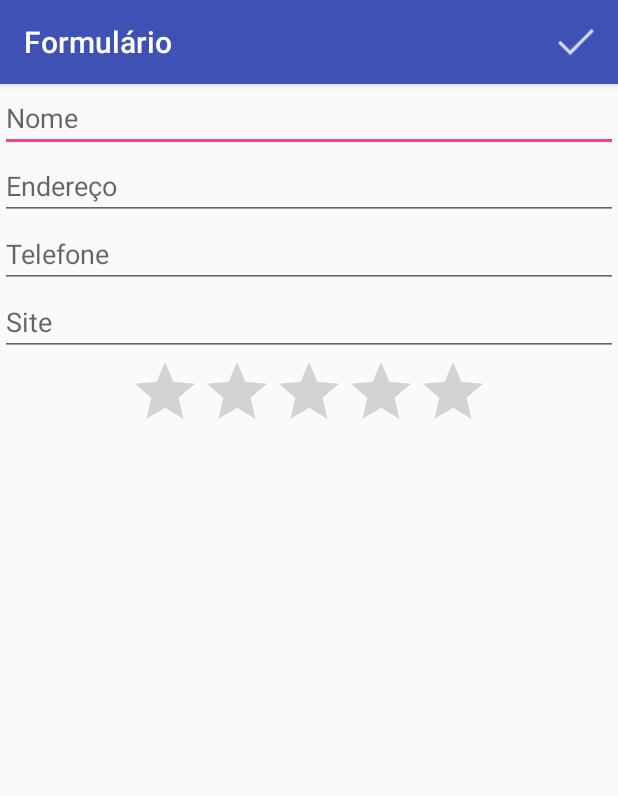
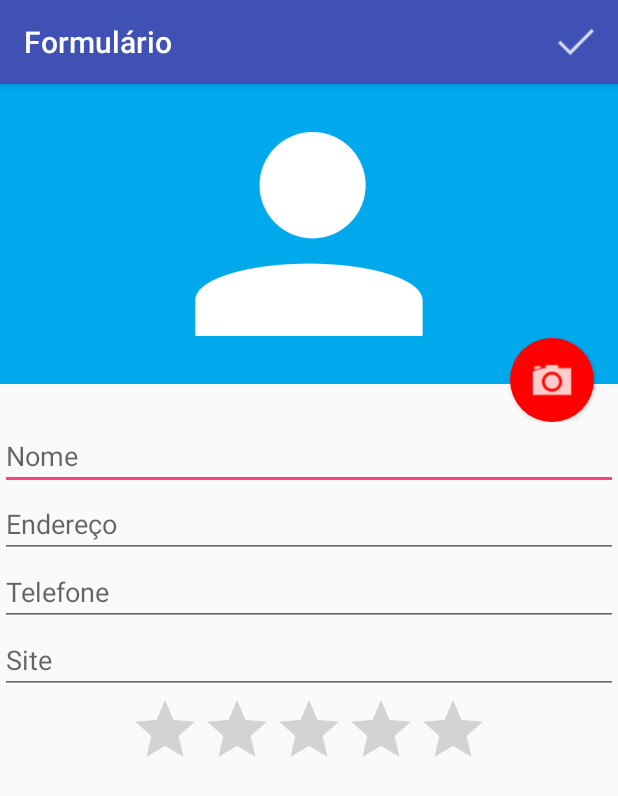
Before and after one commit to rbnigro/AgendaJulho, an Android app: the FormularioActivity screen opened directly, with no data from a screen before it, on a phone screen of 412 x 824 dp. Shown: the top 796 px of the screen. Run offline under Robolectric (Android 15) with nearby library versions, the phone set to English and light mode, and no system bars.

Commit message:
Foto 2:3

```diff
--- a/app/src/main/res/layout/activity_formulario.xml
+++ b/app/src/main/res/layout/activity_formulario.xml
@@ -7,6 +7,28 @@
         android:layout_width="match_parent"
         android:layout_height="match_parent"
         android:orientation="vertical">
+
+        <RelativeLayout
+            android:layout_width="match_parent"
+            android:layout_height="225dp">
+
+            <ImageView
+                android:id="@+id/formulario_foto"
+                android:layout_width="match_parent"
+                android:layout_height="200dp"
+                android:src="@drawable/person"
+                android:background="#00A8EC"/>
+
+            <Button
+                android:id="@+id/formulario_botao_foto"
+                android:layout_width="56dp"
+                android:layout_height="56dp"
+                android:background="@drawable/fundo_camera"
+                android:layout_alignParentBottom="true"
+                android:layout_alignParentRight="true"
+                android:layout_marginRight="16dp"/>
+
+        </RelativeLayout>
 
         <EditText
             android:layout_width="match_parent"
```
